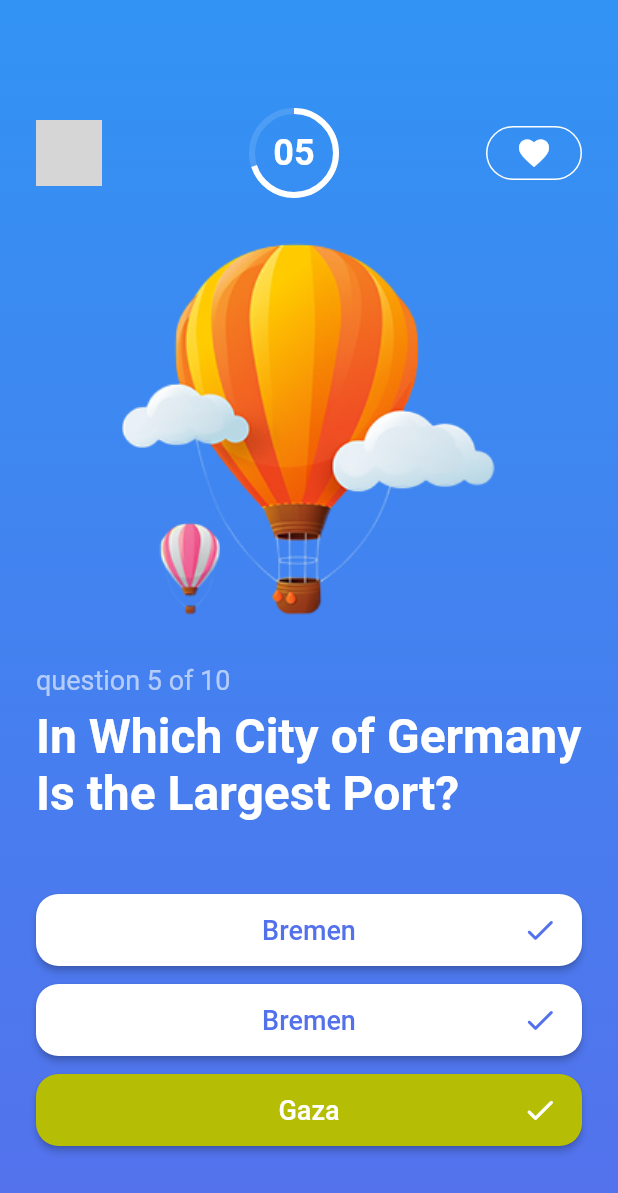
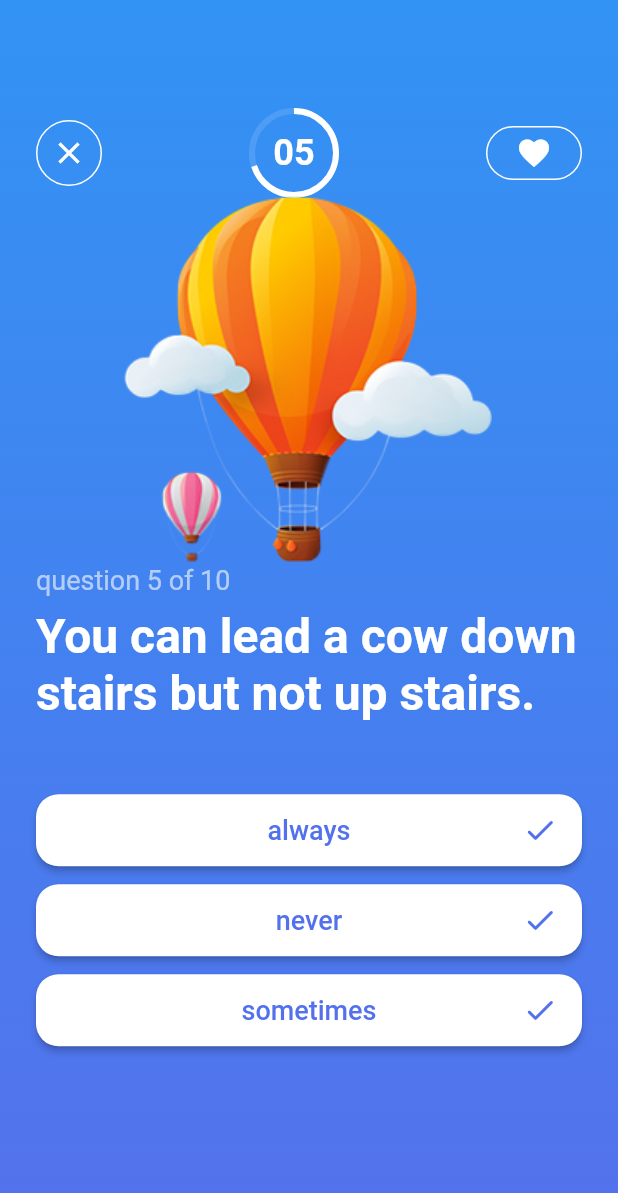
Before and after one commit to YazanMaghary/quiz_app, a Flutter app: the MultiQScreen screen opened directly, on a phone screen of 412 x 824 dp. Shown: the top 1193 px of the screen. Run offline on Flutter 3.47's test engine with Material 2 defaults, Android fonts, the phone set to English and light mode, and no system bars; Roboto replaces fonts that are missing (Sf-Pro-Text); grey boxes are pictures that could not be loaded.

Commit message:
first_commit

```diff
--- a/lib/main.dart
+++ b/lib/main.dart
@@ -1,5 +1,7 @@
 import 'package:flutter/material.dart';
 import 'package:team_quiz_app/pages/home.dart';
+
+import 'pages/multiple_q_screen.dart';
 
 void main() {
   runApp(const MyApp());
@@ -10,7 +12,7 @@
   @override
   Widget build(BuildContext context) {
     return const MaterialApp(
-      home: HomePage(),
+      home: MultiQScreen(),
     );
   }
 }
--- a/lib/modules/multipe_choice/quizBrainMultiple.dart
+++ b/lib/modules/multipe_choice/quizBrainMultiple.dart
@@ -14,6 +14,10 @@
 
   String getQuestionText() {
     return _questionBank[_questionNumber].questionText;
+  }
+
+  int getquestionBankLength() {
+    return _questionBank[0].options.length;
   }
 
   int getQuestionAnswer() {
--- a/lib/modules/true_false/quizBrain.dart
+++ b/lib/modules/true_false/quizBrain.dart
@@ -1,4 +1,4 @@
-import 'package:multi_quiz_s_t_tt9/modules/true_false/question.dart';
+import 'question.dart';
 
 class QuizBrain {
   int _questionNumber = 0;
--- a/lib/pages/level_describtion.dart
+++ b/lib/pages/level_describtion.dart
@@ -1,10 +1,10 @@
 import 'package:flutter/cupertino.dart';
 import 'package:flutter/material.dart';
-import 'package:multi_quiz_s_t_tt9/pages/true_false_q_screen.dart';
 
 import '../constants.dart';
 import '../widgets/my_outline_btn.dart';
 import 'multiple_q_screen.dart';
+import 'true_false_q_screen.dart';
 
 class LevelDescription extends StatelessWidget {
   const LevelDescription({Key? key}) : super(key: key);
--- a/lib/pages/multiple_q_screen.dart
+++ b/lib/pages/multiple_q_screen.dart
@@ -1,8 +1,11 @@
+import 'dart:async';
+
 import 'package:flutter/material.dart';
-import 'package:multi_quiz_s_t_tt9/pages/home.dart';
-import 'package:multi_quiz_s_t_tt9/widgets/my_outline_btn.dart';
 
 import '../constants.dart';
+import '../modules/multipe_choice/quizBrainMultiple.dart';
+import '../widgets/my_outline_btn.dart';
+import 'home.dart';
 
 class MultiQScreen extends StatefulWidget {
   const MultiQScreen({Key? key}) : super(key: key);
@@ -12,10 +15,65 @@
 }
 
 class _MultiQScreenState extends State<MultiQScreen> {
+  var questionNumber = 5;
+  var questionsCount = 10;
+  int userChiose = 0;
+  QuizBrainMulti quiz_multi = QuizBrainMulti();
+  Icon? icon;
+  int maxWaiting = 10;
+  int currentTimer = 1;
+  bool? isCorrect;
+  late Timer timer;
+  List<bool> scoreKeeper = [];
+  void checkAnswer(int? userChoice) {
+    int correctAnswer = quiz_multi.getQuestionAnswer();
+    print('correctAnswer $correctAnswer');
+    print("userChoice $userChoice");
+    if (correctAnswer == userChoice) {
+      scoreKeeper.add(true);
+      isCorrect = true;
+    } else {
+      scoreKeeper.add(false);
+      isCorrect = false;
+    }
+
+    if (quiz_multi.isFinished()) {
+      timer.cancel();
+      print('finished');
+      int correct = scoreKeeper.where((element) => element == true).length;
+      Timer(Duration(seconds: 1), () {
+        setState(() {
+          quiz_multi.reset();
+          scoreKeeper.clear();
+        });
+        Navigator.pop(context);
+        Navigator.pop(context);
+      });
+    } else {
+      quiz_multi.nextQuestion();
+      isCorrect = null;
+    }
+  }
+
+  void timer_set() {
+    timer = Timer.periodic(const Duration(seconds: 1), (timer) {
+      setState(() {
+        currentTimer++;
+        if (currentTimer >= 10) {
+          checkAnswer(null);
+          currentTimer = 0;
+        }
+      });
+    });
+  }
+
+  @override
+  void initState() {
+    super.initState();
+  }
+
   @override
   Widget build(BuildContext context) {
-    var questionNumber = 5;
-    var questionsCount = 10;
     return Scaffold(
       body: Container(
         decoration: BoxDecoration(
@@ -46,7 +104,6 @@
                       function: () {
                         // Navigator.pop(context);
                         // Navigator.pop(context);
-
                         Navigator.pushAndRemoveUntil(
                           context,
                           MaterialPageRoute(
@@ -141,7 +198,7 @@
                 height: 8,
               ),
               Text(
-                'In Which City of Germany Is the Largest Port?',
+                quiz_multi.getQuestionText(),
                 style: TextStyle(
                   fontSize: 32,
                   fontFamily: 'Sf-Pro-Text',
@@ -152,16 +209,38 @@
               SizedBox(
                 height: 48,
               ),
-              Padding(
+              Expanded(
+                child: ListView.builder(
+                  itemCount: quiz_multi.getOptions().length,
+                  itemBuilder: (BuildContext context, int index) {
+                    return Padding(
                       padding: const EdgeInsets.only(bottom: 12),
                       child: ElevatedButton(
-                  onPressed: () {},
+                        onPressed: () {
+                          setState(() {
+                            checkAnswer(index);
+                          });
+                        },
                         style: ElevatedButton.styleFrom(
-                    backgroundColor: Colors.white,
+                          disabledBackgroundColor: isCorrect == null
+                              ? Colors.white
+                              : isCorrect! && userChiose == index
+                                  ? Colors.lightGreen
+                                  : userChiose == index
+                                      ? Colors.red
+                                      : Colors.white,
+                          backgroundColor: isCorrect == null
+                              ? Colors.white
+                              : isCorrect! && userChiose == index
+                                  ? Colors.lightGreen
+                                  : userChiose == index
+                                      ? Colors.red
+                                      : Colors.white,
                           shape: RoundedRectangleBorder(
                             borderRadius: BorderRadius.circular(15),
                           ),
-                    padding: EdgeInsets.symmetric(vertical: 12, horizontal: 16),
+                          padding: EdgeInsets.symmetric(
+                              vertical: 12, horizontal: 16),
                         ),
                         child: Row(
                           children: [
@@ -171,7 +250,7 @@
                             Expanded(
                               child: Center(
                                 child: Text(
-                            'Bremen',
+                                  quiz_multi.getOptions()[index],
                                   style: TextStyle(
                                       color: kL2,
                                       fontWeight: FontWeight.w500,
@@ -186,75 +265,8 @@
                           ],
                         ),
                       ),
-              ),
-              Padding(
-                padding: const EdgeInsets.only(bottom: 12),
-                child: ElevatedButton(
-                  onPressed: () {},
-                  style: ElevatedButton.styleFrom(
-                    backgroundColor: Colors.white,
-                    shape: RoundedRectangleBorder(
-                      borderRadius: BorderRadius.circular(15),
-                    ),
-                    padding: EdgeInsets.symmetric(vertical: 12, horizontal: 16),
-                  ),
-                  child: Row(
-                    children: [
-                      SizedBox(
-                        width: 24,
-                      ),
-                      Expanded(
-                        child: Center(
-                          child: Text(
-                            'Bremen',
-                            style: TextStyle(
-                                color: kL2,
-                                fontWeight: FontWeight.w500,
-                                fontSize: 18),
-                          ),
-                        ),
-                      ),
-                      Icon(
-                        Icons.check_rounded,
-                        color: kL2,
-                      ),
-                    ],
-                  ),
-                ),
-              ),
-              Padding(
-                padding: const EdgeInsets.only(bottom: 12),
-                child: ElevatedButton(
-                  onPressed: () {},
-                  style: ElevatedButton.styleFrom(
-                    backgroundColor: kG1,
-                    shape: RoundedRectangleBorder(
-                      borderRadius: BorderRadius.circular(15),
-                    ),
-                    padding: EdgeInsets.symmetric(vertical: 12, horizontal: 16),
-                  ),
-                  child: Row(
-                    children: [
-                      SizedBox(
-                        width: 24,
-                      ),
-                      Expanded(
-                        child: Center(
-                          child: Text(
-                            'Gaza',
-                            style: TextStyle(
-                                color: Colors.white,
-                                fontWeight: FontWeight.w500,
-                                fontSize: 18),
-                          ),
-                        ),
-                      ),
-                      Icon(
-                        Icons.check_rounded,
-                        color: Colors.white,
-                      ),
-                    ],
-                  ),
+                    );
+                  },
                 ),
               ),
               SizedBox(
--- a/lib/widgets/my_level_widget.dart
+++ b/lib/widgets/my_level_widget.dart
@@ -1,6 +1,6 @@
 import 'package:flutter/material.dart';
-import 'package:multi_quiz_s_t_tt9/constants.dart';
-import 'package:multi_quiz_s_t_tt9/widgets/my_outline_btn.dart';
+import '../constants.dart';
+import 'my_outline_btn.dart';
 
 class MyLevelWidget extends StatelessWidget {
   final Function() function;
```
Also changed, not shown: lib/pages/home.dart (+3 -4 lines). Lines whose indentation alone changed are shown as unchanged.
